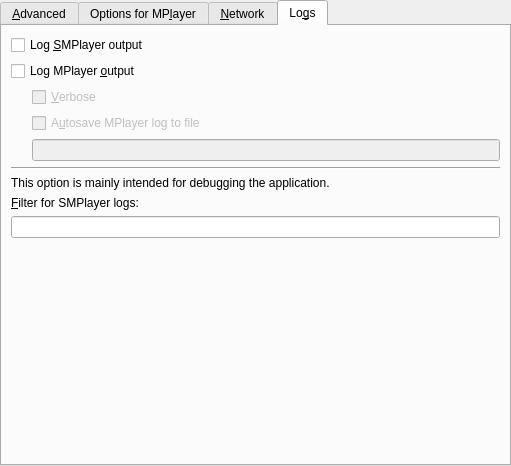
The window that src/prefadvanced.ui (wilbert2000/wzplayer) describes before a commit, drawn with Qt 5.
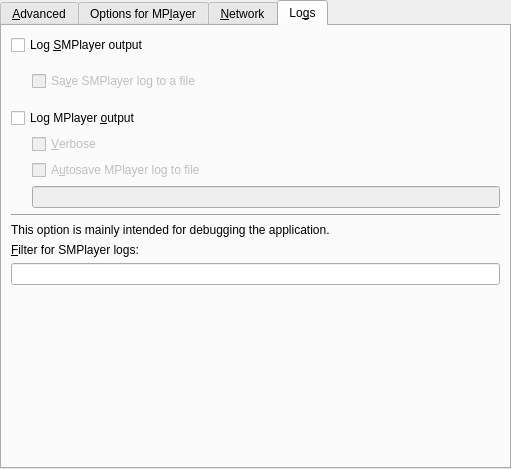
The same window after the commit. The open tabs and pages were chosen to show the change. Custom widgets are drawn as their Qt base class.

Commit message: Added the new option "Save SMPlayer log to file" in Preferences -> Advanced -> Logs.

What changed in the file:
```diff
--- a/src/prefadvanced.ui
+++ b/src/prefadvanced.ui
@@ -6,7 +6,7 @@
     <x>0</x>
     <y>0</y>
     <width>511</width>
-    <height>466</height>
+    <height>469</height>
    </rect>
   </property>
   <layout class="QVBoxLayout" >
@@ -591,6 +591,50 @@
          </property>
         </widget>
        </item>
+       <item>
+        <widget class="QWidget" native="1" name="smplayer_log_container" >
+         <property name="enabled" >
+          <bool>false</bool>
+         </property>
+         <layout class="QHBoxLayout" >
+          <property name="leftMargin" >
+           <number>0</number>
+          </property>
+          <property name="topMargin" >
+           <number>0</number>
+          </property>
+          <property name="rightMargin" >
+           <number>0</number>
+          </property>
+          <property name="bottomMargin" >
+           <number>0</number>
+          </property>
+          <item>
+           <spacer>
+            <property name="orientation" >
+             <enum>Qt::Horizontal</enum>
+            </property>
+            <property name="sizeType" >
+             <enum>QSizePolicy::Fixed</enum>
+            </property>
+            <property name="sizeHint" >
+             <size>
+              <width>21</width>
+              <height>41</height>
+             </size>
+            </property>
+           </spacer>
+          </item>
+          <item>
+           <widget class="QCheckBox" name="log_smplayer_save_check" >
+            <property name="text" >
+             <string>Sa&amp;ve SMPlayer log to a file</string>
+            </property>
+           </widget>
+          </item>
+         </layout>
+        </widget>
+       </item>
        <item>
         <widget class="QCheckBox" name="log_mplayer_check" >
          <property name="text" >
@@ -708,8 +752,8 @@
          </property>
          <property name="sizeHint" >
           <size>
-           <width>20</width>
-           <height>40</height>
+           <width>489</width>
+           <height>184</height>
           </size>
          </property>
         </spacer>
```
Left out of the diff: 17 changed lines with no effect on the pictures. The commit also changes 3 other files.
